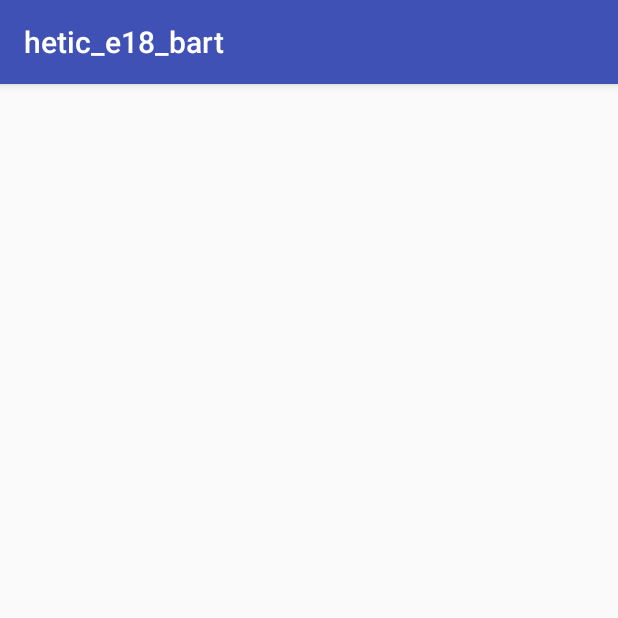
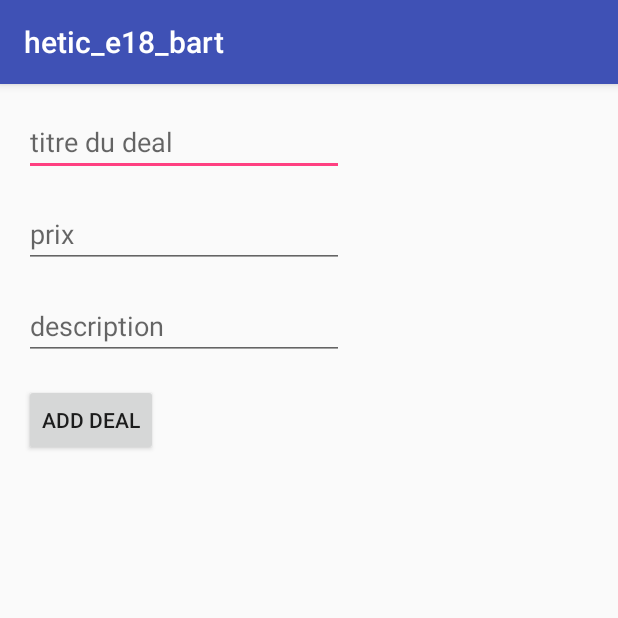
Before and after one commit to nothaldir/HETIC-Bart-Project, an Android app: the CreateDealActivity screen opened directly, with no data from a screen before it, on a phone screen of 412 x 824 dp, the top half of it. Run offline under Robolectric (Android 15) with nearby library versions, the phone set to English and light mode, and no system bars; our stand-ins replace Firebase (no records; nobody signed in at launch, a user with empty details on screens opened directly).

Commit message:
[MODIFIED] user can now add deals to the firebase database

```diff
--- a/app/build.gradle
+++ b/app/build.gradle
@@ -26,6 +26,7 @@ dependencies {
     implementation 'com.google.firebase:firebase-auth:11.6.2'
     implementation 'com.firebaseui:firebase-ui-auth:3.1.2'
     implementation 'com.facebook.android:facebook-login:[4,5)'
+    implementation 'com.google.firebase:firebase-database:11.6.2'
     testImplementation 'junit:junit:4.12'
     androidTestImplementation 'com.android.support.test:runner:1.0.1'
     androidTestImplementation 'com.android.support.test.espresso:espresso-core:3.0.1'
@@ -33,4 +34,5 @@ dependencies {
 
 
 
+
 apply plugin: 'com.google.gms.google-services'
--- a/app/src/main/java/com/hetic/hetic_e18_bart/CreateDealActivity.java
+++ b/app/src/main/java/com/hetic/hetic_e18_bart/CreateDealActivity.java
@@ -2,12 +2,62 @@ package com.hetic.hetic_e18_bart;
 
 import android.support.v7.app.AppCompatActivity;
 import android.os.Bundle;
+import android.text.TextUtils;
+import android.view.View;
+import android.widget.Button;
+import android.widget.EditText;
+import android.widget.Toast;
+
+import com.google.firebase.database.DatabaseReference;
+import com.google.firebase.database.FirebaseDatabase;
 
 public class CreateDealActivity extends AppCompatActivity {
+
+    EditText editTextTitre;
+    EditText editTextPrix;
+    EditText editTextDesc;
+    Button buttonCreateDeal;
+
+    DatabaseReference databaseDeals;
 
     @Override
     protected void onCreate(Bundle savedInstanceState) {
         super.onCreate(savedInstanceState);
         setContentView(R.layout.activity_create_deal);
+
+        databaseDeals = FirebaseDatabase.getInstance().getReference("deals");
+
+        editTextTitre = (EditText)findViewById(R.id.dealTitre);
+        editTextPrix = (EditText)findViewById(R.id.dealPrice);
+        editTextDesc = (EditText)findViewById(R.id.dealDesc);
+
+        buttonCreateDeal = (Button)findViewById(R.id.createDeal);
+
+        buttonCreateDeal.setOnClickListener(new View.OnClickListener() {
+            @Override
+            public void onClick(View view) {
+                addDeal();
+            }
+        });
+    }
+
+    private void addDeal(){
+        String titre = editTextTitre.getText().toString();
+        int prix = Integer.parseInt(editTextPrix.getText().toString());
+        String desc = editTextDesc.getText().toString();
+
+            String id = databaseDeals.push().getKey();
+
+            Deal deal = new Deal(id, titre, prix, desc);
+
+            databaseDeals.child(id).setValue(deal);
+
+            Toast.makeText(this, "Deal créé", Toast.LENGTH_SHORT).show();
+
+        if (!TextUtils.isEmpty(titre)) {
+
+        }else{
+            Toast.makeText(this, "Veuillez enter un titre", Toast.LENGTH_SHORT).show();
+        }
     }
 }
--- a/app/src/main/res/layout/activity_create_deal.xml
+++ b/app/src/main/res/layout/activity_create_deal.xml
@@ -6,4 +6,48 @@
     android:layout_height="match_parent"
     tools:context="com.hetic.hetic_e18_bart.CreateDealActivity">
 
+    <EditText
+        android:id="@+id/dealTitre"
+        android:layout_width="wrap_content"
+        android:layout_height="wrap_content"
+        android:layout_marginLeft="16dp"
+        android:layout_marginTop="16dp"
+        android:ems="10"
+        android:hint="titre du deal"
+        android:inputType="textPersonName"
+        app:layout_constraintLeft_toLeftOf="parent"
+        app:layout_constraintTop_toTopOf="parent" />
+
+    <Button
+        android:id="@+id/createDeal"
+        android:layout_width="wrap_content"
+        android:layout_height="wrap_content"
+        android:layout_marginLeft="16dp"
+        android:layout_marginTop="16dp"
+        android:text="add deal"
+        app:layout_constraintLeft_toLeftOf="parent"
+        app:layout_constraintTop_toBottomOf="@+id/dealDesc" />
+
+    <EditText
+        android:id="@+id/dealPrice"
+        android:layout_width="wrap_content"
+        android:layout_height="wrap_content"
+        android:layout_marginLeft="16dp"
+        android:layout_marginTop="16dp"
+        android:ems="10"
+        android:hint="prix"
+        app:layout_constraintLeft_toLeftOf="parent"
+        app:layout_constraintTop_toBottomOf="@+id/dealTitre" />
+
+    <EditText
+        android:id="@+id/dealDesc"
+        android:layout_width="wrap_content"
+        android:layout_height="wrap_content"
+        android:layout_marginLeft="16dp"
+        android:layout_marginTop="16dp"
+        android:ems="10"
+        android:hint="description"
+        app:layout_constraintLeft_toLeftOf="parent"
+        app:layout_constraintTop_toBottomOf="@+id/dealPrice" />
+
 </android.support.constraint.ConstraintLayout>
```
Also changed, not shown: app/src/main/java/com/hetic/hetic_e18_bart/Deal.java (+30 -3 lines).
